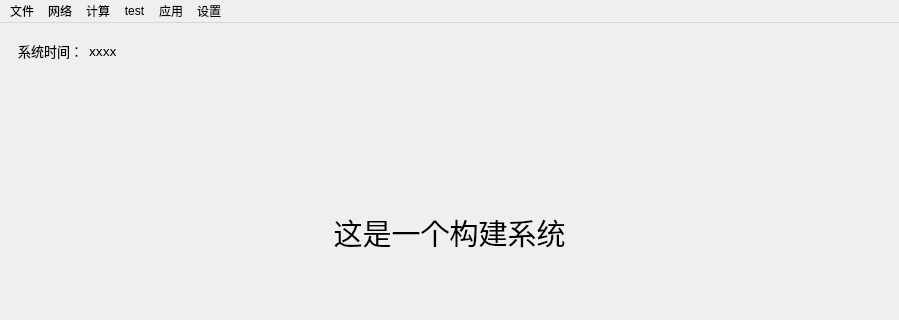
Old version of the form qt_app/entry/entrywindow.ui in the repository swing-alliance/repo_builds; both pictures show x 0 to 899 and y 0 to 320 of the 899 by 596 pixel window.
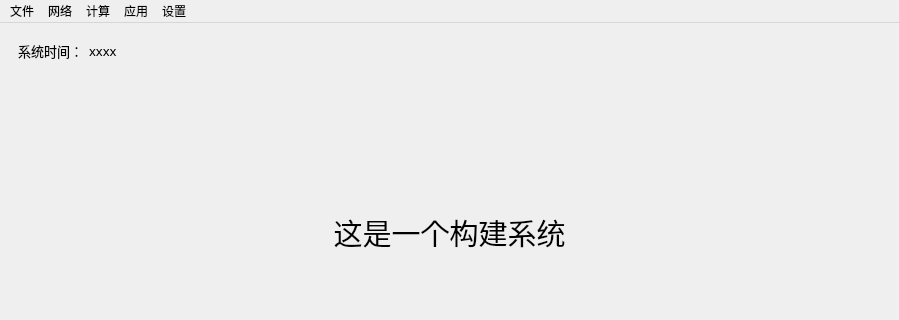
New version of the form.

Diff of the .ui file:
```diff
--- a/qt_app/entry/entrywindow.ui
+++ b/qt_app/entry/entrywindow.ui
@@ -242,13 +242,7 @@
      <string>计算</string>
     </property>
     <addaction name="action_v_time"/>
-   </widget>
-   <widget class="QMenu" name="menutest">
-    <property name="title">
-     <string>test</string>
-    </property>
-    <addaction name="dir_login_test"/>
-    <addaction name="dir_main_test"/>
+    <addaction name="action_cal_resort"/>
    </widget>
    <widget class="QMenu" name="appmenu">
     <property name="title">
@@ -265,7 +259,6 @@
    <addaction name="filemenu"/>
    <addaction name="netmenu"/>
    <addaction name="calcmenu"/>
-   <addaction name="menutest"/>
    <addaction name="appmenu"/>
    <addaction name="settingmenu"/>
   </widget>
```
Left out of the diff: 5 changed lines with no effect on the pictures.
